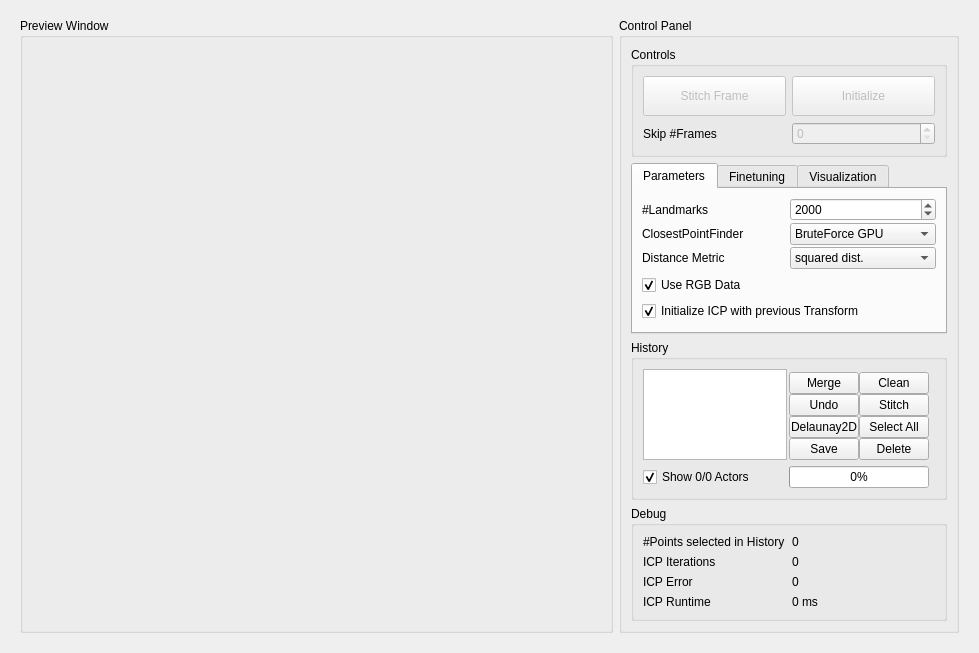
First picture: the form in master/seminar/StitchingWidget.ui, repository anygo/uniprojectsdn, before the edit.
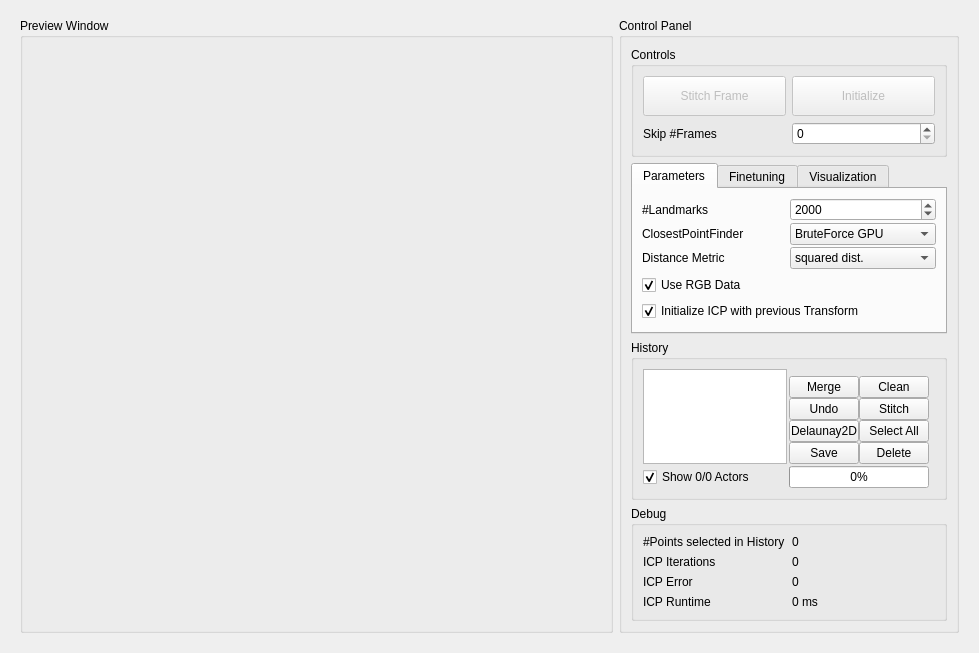
Second picture: the form after the edit. Custom widgets are drawn as their Qt base class.

```diff
--- a/master/seminar/StitchingWidget.ui
+++ b/master/seminar/StitchingWidget.ui
@@ -123,7 +123,7 @@
             <item row="1" column="1">
              <widget class="QSpinBox" name="m_SpinBoxFrameStep">
               <property name="enabled">
-               <bool>false</bool>
+               <bool>true</bool>
               </property>
               <property name="toolTip">
                <string>Autostitch each n'th frame. Set to 0 to turn off Autostitching.</string>
@@ -560,6 +560,9 @@
             <string>History</string>
            </property>
            <layout class="QGridLayout" name="gridLayout_8">
+            <property name="verticalSpacing">
+             <number>2</number>
+            </property>
             <item row="0" column="0">
              <widget class="QListWidget" name="m_ListWidgetHistory">
               <property name="minimumSize">
```
Left out of the diff: 34 changed lines with no effect on the pictures.
